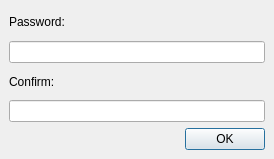
The window that src/VNC_Password_Window.ui (tobimensch/aqemu) describes before a commit, drawn with Qt 5.
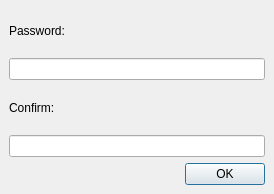
The same window after the commit. Icons and pictures are not drawn.

Patch:
```diff
--- a/src/VNC_Password_Window.ui
+++ b/src/VNC_Password_Window.ui
@@ -1,12 +1,12 @@
 <ui version="4.0" >
  <class>VNC_Password_Window</class>
- <widget class="QDialog" name="VNC_Password_Window" >
-  <property name="geometry" >
+ <widget class="QDialog" name="VNC_Password_Window">
+  <property name="geometry">
    <rect>
     <x>0</x>
     <y>0</y>
     <width>274</width>
-    <height>159</height>
+    <height>194</height>
    </rect>
   </property>
   <property name="windowTitle" >
```
Left out of the diff: 70 changed lines with no effect on the pictures.
